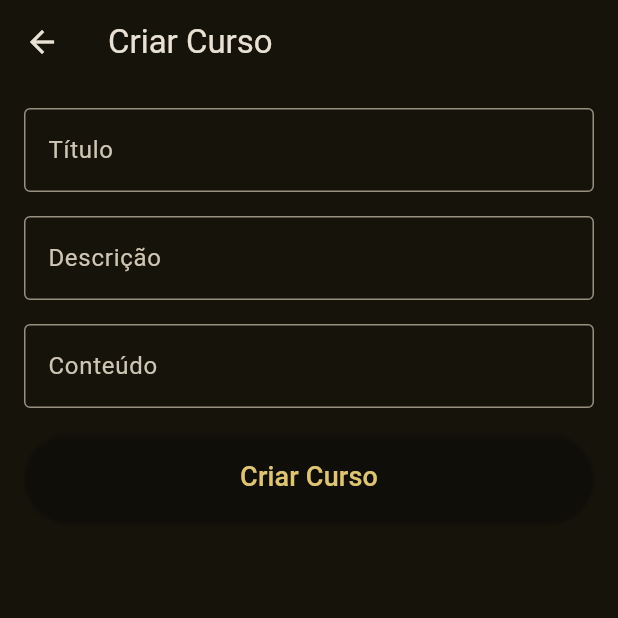
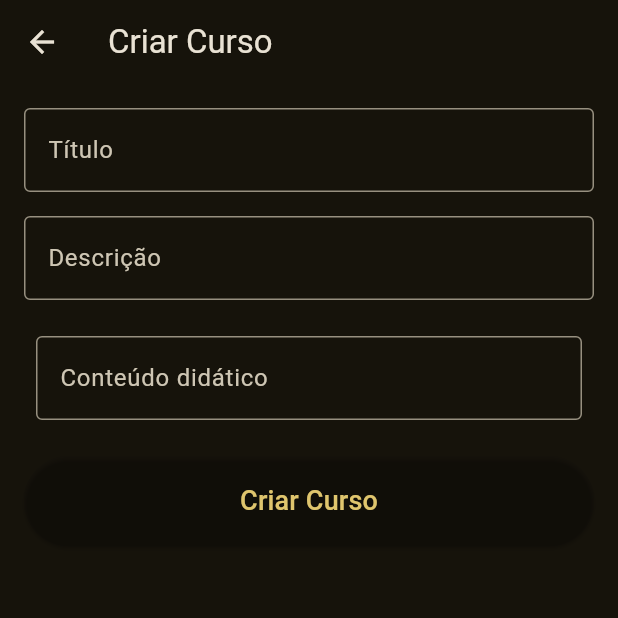
Before and after one commit to MacaroniPenguinXastre/FrontEndTarefa7, a Flutter app: the CursosTelaADM screen opened directly with empty values, after a tap on "Criar Curso", on a phone screen of 412 x 824 dp, the top half of it. Run offline on Flutter 3.47's test engine with Material 2 defaults, Android fonts, the phone set to English and light mode, and no system bars; network calls fail.

Commit message:
FEATURE/FILTER_CARGO: é possível criar cursos e foi iniciado para listarCursos

```diff
--- a/lib/AdmPages/Cursos.dart
+++ b/lib/AdmPages/Cursos.dart
@@ -1,7 +1,10 @@
-  import 'dart:math';
-
+import 'dart:convert';
+import 'dart:io';
+import 'package:http/http.dart' as http;
 import 'package:flutter/material.dart';
+import 'package:login_page/model/Curso.dart';
 import 'package:login_page/model/User.dart';
+import 'package:login_page/model/Values.dart';
 
   class CursosTelaADM extends StatelessWidget {
     final User loggedUser;
@@ -12,7 +15,7 @@
     Widget build(BuildContext context) {
       return Scaffold(
         appBar: AppBar(
-          title: Text('Página Inicial'),
+          title: const Text('Página Inicial'),
         ),
         body: Center(
           child: Column(
@@ -31,7 +34,7 @@
                     );
                   },
                   style: ElevatedButton.styleFrom(
-                    primary: Colors.transparent,
+                    backgroundColor: Colors.transparent,
                     shape: RoundedRectangleBorder(
                       borderRadius: BorderRadius.circular(30.0),
                     ),
@@ -42,7 +45,7 @@
                   ),
                 ),
               ),
-              SizedBox(height: 16.0),
+              const SizedBox(height: 16.0),
               SizedBox(
                 width: 200.0,
                 height: 60.0,
@@ -56,7 +59,7 @@
                     );
                   },
                   style: ElevatedButton.styleFrom(
-                    primary: Colors.transparent,
+                    backgroundColor: Colors.transparent,
                     shape: RoundedRectangleBorder(
                       borderRadius: BorderRadius.circular(30.0),
                     ),
@@ -67,7 +70,7 @@
                   ),
                 ),
               ),
-              SizedBox(height: 16.0),
+              const SizedBox(height: 16.0),
               SizedBox(
                 width: 200.0,
                 height: 60.0,
@@ -81,7 +84,7 @@
                     );
                   },
                   style: ElevatedButton.styleFrom(
-                    primary: Colors.transparent,
+                    backgroundColor: Colors.transparent,
                     shape: RoundedRectangleBorder(
                       borderRadius: BorderRadius.circular(30.0),
                     ),
@@ -101,48 +104,107 @@
 
   class CriarCursoPage extends StatelessWidget {
     final User loggedUser;
-    const CriarCursoPage({Key? key, required this.loggedUser}) : super(key: key);
+    final TextEditingController tituloController = TextEditingController();
+    final TextEditingController descricaoController = TextEditingController();
+    final TextEditingController conteudoController = TextEditingController();
+
+    CriarCursoPage({Key? key, required this.loggedUser}) : super(key: key);
+
+    void sendCurso(BuildContext context)async{
+      String titulo = tituloController.text;
+      String descricao = descricaoController.text;
+      String conteudo = conteudoController.text;
+      final URL = Uri.parse('$mainURL/cursos');
+      RegisterCurso registerCurso = RegisterCurso(titulo: titulo, descricao: descricao, admCriador: loggedUser, materialDidatico: conteudo);
+      String jsonCurso = jsonEncode(registerCurso.toJson());
+
+      try{
+        http.Response response = await http.post(URL,
+            headers: {'Content-Type': 'application/json'}, body: jsonCurso);
+
+        switch(response.statusCode){
+          case 200:
+            const snackBar = SnackBar(
+              content: Text('Curso cadastrado!'),
+              duration: Duration(seconds: 2),
+            );
+            ScaffoldMessenger.of(context).showSnackBar(snackBar);
+            break;
+
+          case 400:
+            const snackBar = SnackBar(
+              content: Text('Requisição inválida: Cheque os campos'),
+              duration: Duration(seconds: 2),
+            );
+            ScaffoldMessenger.of(context).showSnackBar(snackBar);
+            break;
+
+          case 502:
+            const snackBar = SnackBar(
+              content: Text('Campos nulos'),
+              duration: Duration(seconds: 2),
+            );
+            ScaffoldMessenger.of(context).showSnackBar(snackBar);
+            break;
+        }
+      } catch(e){
+        if(e is SocketException){
+          const snackBar = SnackBar(
+            content: Text('Erro de conexão: Verifique sua conexão com o sistema.'),
+            duration: Duration(seconds: 2),
+          );
+          ScaffoldMessenger.of(context).showSnackBar(snackBar);
+        }
+      }
+
+    }
 
     @override
     Widget build(BuildContext context) {
       return Scaffold(
         appBar: AppBar(
-          title: Text('Criar Curso'),
+          title: const Text('Criar Curso'),
         ),
-        body: Padding(
+        body: ListView(
+          children:[ Padding(
             padding: const EdgeInsets.all(16.0),
             child: Column(
               children: [
                  TextField(
-                decoration: InputDecoration(
+                  controller: tituloController,
+                  decoration: const InputDecoration(
                     labelText: 'Título',
                     border: OutlineInputBorder(),
                   ),
                 ),
-              SizedBox(height: 16.0),
+                const SizedBox(height: 16.0),
                   TextField(
-                decoration: InputDecoration(
+                   controller: descricaoController,
+                  decoration: const InputDecoration(
                     labelText: 'Descrição',
                     border: OutlineInputBorder(),
                   ),
                 ),
-              SizedBox(height: 16.0),
-              TextField(
-                decoration: InputDecoration(
-                  labelText: 'Conteúdo',
+                const SizedBox(height: 16.0),
+                  Padding(
+                    padding: const EdgeInsets.all(8.0),
+                    child: TextField(
+                      controller: conteudoController,
+                    maxLines: null,
+                    decoration: const InputDecoration(
+                      labelText: 'Conteúdo didático',
                       border: OutlineInputBorder(),
                     ),
                 ),
-              SizedBox(height: 16.0),
+                  ),
+                const SizedBox(height: 16.0),
                 SizedBox(
                   width: double.infinity,
                   height: 60.0,
                   child: ElevatedButton(
-                  onPressed: () {
-                    // Lógica para criar o curso
-                  },
+                    onPressed:()=> sendCurso(context),
                     style: ElevatedButton.styleFrom(
-                    primary: Colors.transparent,
+                      backgroundColor: Colors.transparent,
                       shape: RoundedRectangleBorder(
                         borderRadius: BorderRadius.circular(30.0),
                       ),
@@ -155,6 +217,8 @@
                 ),
               ],
             ),
+          ),
+          ]
         ),
       );
     }
@@ -194,7 +258,7 @@
                 },
                 hint: const Text('Selecione um curso'),
               ),
-              SizedBox(height: 16.0),
+              const SizedBox(height: 16.0),
               SizedBox(
                 width: double.infinity,
                 height: 60.0,
@@ -203,7 +267,7 @@
                     // Lógica para deletar o curso
                   },
                   style: ElevatedButton.styleFrom(
-                    primary: Colors.transparent,
+                    backgroundColor: Colors.transparent,
                     shape: RoundedRectangleBorder(
                       borderRadius: BorderRadius.circular(30.0),
                     ),
@@ -223,37 +287,34 @@
 
   class TodosCursosPage extends StatelessWidget {
     final User loggedUser;
-    final List<String> cursos = [
-      'Curso 1',
-      'Curso 2',
-      'Curso 3',
-      'Curso 4',
-      'Curso 5',
-    ];
+    final URL = Uri.parse('$mainURL/cursos');
 
     TodosCursosPage({Key? key, required this.loggedUser}) : super(key: key);
 
+    void getCursos()async{
+      final response = await http.get(URL);
+
+      if(response.statusCode == 200){
+
+      }
+    }
+
     @override
     Widget build(BuildContext context) {
+
       return Scaffold(
         appBar: AppBar(
           title: const Text('Todos os Cursos'),
         ),
         body: ListView.builder(
-          itemCount: cursos.length,
-          itemBuilder: (context, index) {
+          itemCount: 20,
+      shrinkWrap: true,
+      itemBuilder: (BuildContext context,int index){
         return ListTile(
-              title: Text(
-                cursos[index],
-                style: const TextStyle(fontSize: 18.0),
-              ),
-              leading: const Icon(
-                Icons.book,
-                size: 30.0,
-              ),
+          leading: Text('$index'),
+          title: Text('TESTANDO')
         );
-          },
-        ),
+      })
       );
     }
   }
--- a/lib/AdmPages/RegisterPage.dart
+++ b/lib/AdmPages/RegisterPage.dart
@@ -2,6 +2,7 @@ import 'dart:convert';
 import 'package:http/http.dart' as http;
 import 'package:flutter/material.dart';
 import 'package:login_page/model/User.dart';
+import 'package:login_page/model/Values.dart';
 
 import '../main.dart';
 
@@ -10,7 +11,7 @@ class RegisterPage extends StatelessWidget {
   final TextEditingController emailController = TextEditingController();
   final TextEditingController nomeController = TextEditingController();
   final TextEditingController passwordController = TextEditingController();
-  final url = Uri.parse('https://456c-2804-14c-487-1bd2-00-1b95.ngrok-free.app/public/register');
+  final url = Uri.parse('$mainURL/public/register');
 
   RegisterPage({super.key});
 
--- a/lib/model/Curso.dart
+++ b/lib/model/Curso.dart
@@ -1,5 +1,9 @@
+import 'dart:convert';
+
 import 'package:login_page/model/Treinamento.dart';
 import 'package:login_page/model/User.dart';
+import 'package:login_page/model/Values.dart';
+import 'package:http/http.dart' as http;
 
 class Curso {
   int id;
@@ -17,5 +21,41 @@ class Curso {
     required this.materialDidatico,
     required this.treinamentosCurso
   });
+  /*
+  factory Curso.fromJson(Map<String, dynamic> json) {
+    return Curso(
+      id: json['id'],
+      titulo: json['titulo'],
+      descricao: json['descricao'],
+      admCriador: User.fromJson(json['admCriador']),
+      materialDidatico: json['materialDidatico'],
+      treinamentosCurso: List<Treinamento>.from(json['treinamentosCurso'].map((x) => Treinamento.fromJson(x))),
+    );
+  }
+*/
+}
 
+class RegisterCurso{
+  String titulo;
+  String descricao;
+  User admCriador;
+  String materialDidatico;
+
+
+  RegisterCurso({
+    required this.titulo,
+    required this.descricao,
+    required this.admCriador,
+    required this.materialDidatico,
+
+  });
+
+  Map<String, dynamic> toJson() {
+    return {
+      'titulo': titulo,
+      'descricao': descricao,
+      'admCriador' : admCriador,
+      'materialDidatico': materialDidatico
+    };
+  }
 }
--- a/lib/model/User.dart
+++ b/lib/model/User.dart
@@ -17,7 +17,7 @@ enum UserCargo{
 
 //Por questões de segurança, senha NÃO é armazenada.
 class User {
-   int? id;
+   int id;
    String cargo;
    String email;
    String nome;
@@ -36,6 +36,7 @@ class User {
 
    Map<String, dynamic> toJson() {
       return {
+         'id':id,
          'nome': nome,
          'email': email,
          'cargo': cargo
--- /dev/null
+++ b/lib/model/Values.dart
@@ -0,0 +1 @@
+const mainURL = 'https://456c-2804-14c-487-1bd2-00-1b95.ngrok-free.app';
```
Lines whose indentation alone changed are shown as unchanged.
